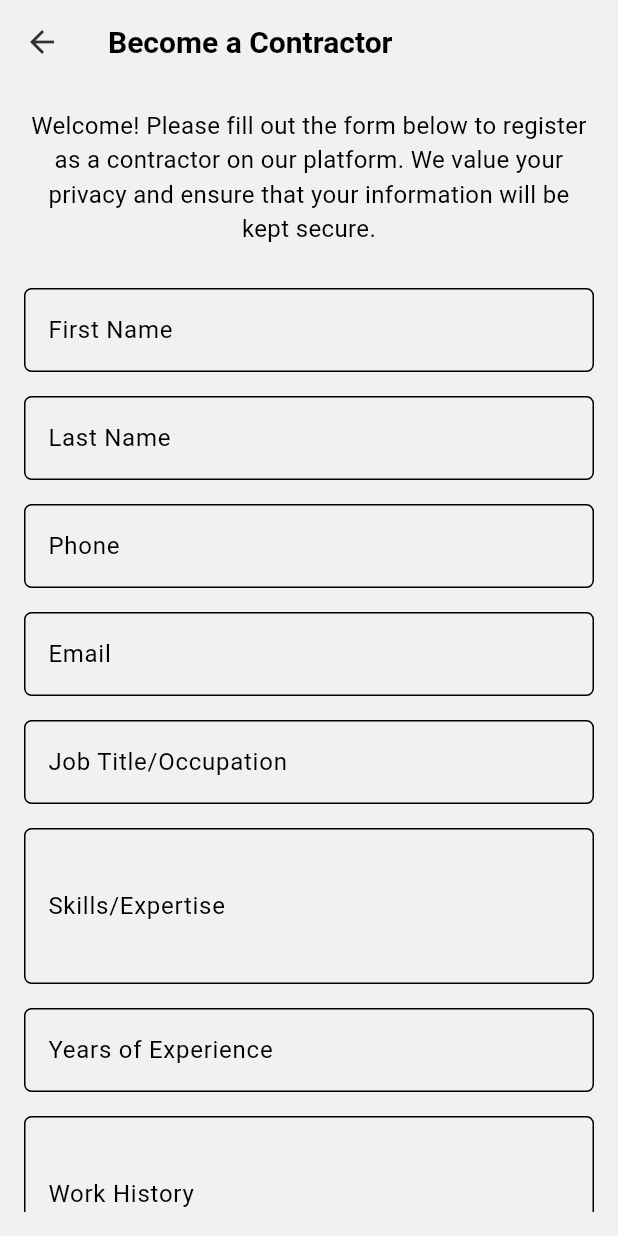
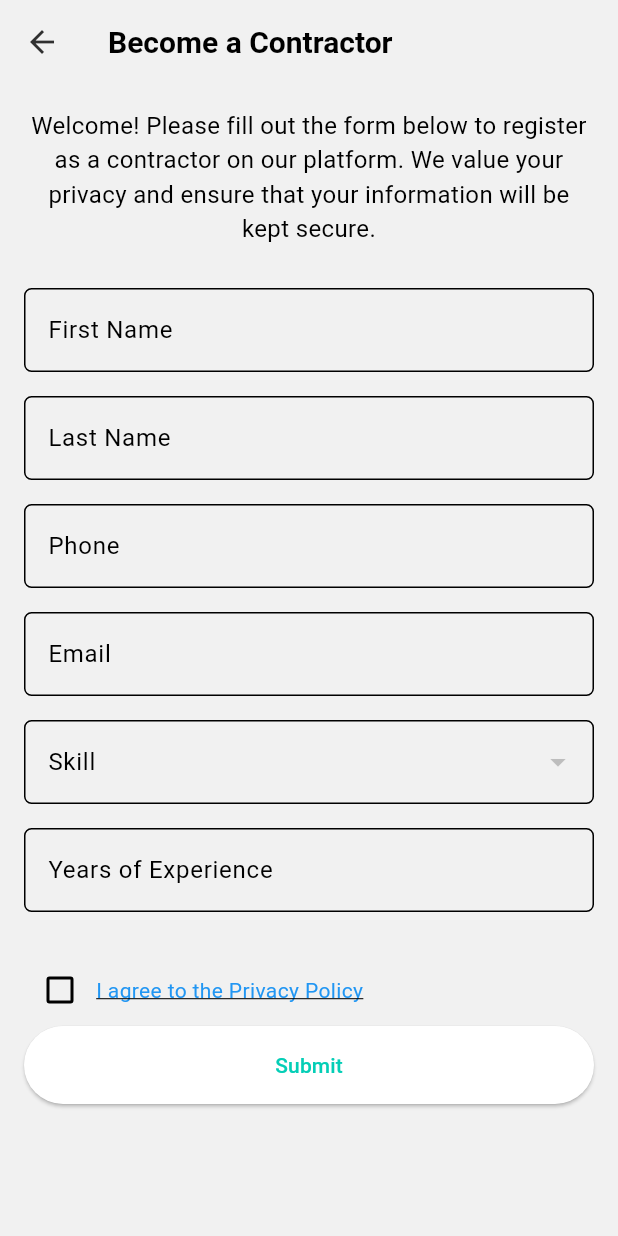
Before and after one commit to kzjstudio/bimlinkz_mobile_app, a Flutter app: the screen it shows once a user with an empty profile is signed in, item 4 of the bottom bar chosen, after a tap on "Become a Contractor", on a phone screen of 412 x 824 dp. Run offline on Flutter 3.47's test engine with Material 3 defaults, Android fonts, the phone set to English and light mode, and no system bars; our stand-ins replace cloud_firestore, firebase_auth, firebase_core, get, google_fonts, loading_indicator and 2 more; accounts and stored records are empty.

Commit message:
finishing up the contractor form

```diff
--- a/lib/screens/mobile/contractor_form_screen.dart
+++ b/lib/screens/mobile/contractor_form_screen.dart
@@ -1,3 +1,4 @@
+import 'package:bimlinkz_mobile_app/Controllers/auth_controller.dart';
 import 'package:cloud_firestore/cloud_firestore.dart';
 import 'package:flutter/material.dart';
 
@@ -7,9 +8,36 @@ class ContractorForm extends StatefulWidget {
 }
 
 class _ContractorFormState extends State<ContractorForm> {
+  FirebaseFirestore db = FirebaseFirestore.instance;
   final _formKey = GlobalKey<FormState>();
   final Map<String, dynamic> _formData = {};
   bool _isPrivacyPolicyChecked = false;
+  List<String> jobCategories = [];
+  String selectedSkill = "";
+
+  TextEditingController firstName = TextEditingController();
+  TextEditingController lastName = TextEditingController();
+  TextEditingController telNumber = TextEditingController();
+  TextEditingController email = TextEditingController();
+  TextEditingController yearsExperience = TextEditingController();
+
+  Future<void> getJobCategories() async {
+    try {
+      QuerySnapshot snapshot = await db.collection('categories').get();
+      setState(() {
+        jobCategories =
+            snapshot.docs.map((doc) => doc['id'].toString()).toList();
+      });
+    } catch (e) {
+      print('Error fetching job titles: $e');
+    }
+  }
+
+  @override
+  void initState() {
+    getJobCategories();
+    super.initState();
+  }
 
   @override
   Widget build(BuildContext context) {
@@ -32,20 +60,17 @@ class _ContractorFormState extends State<ContractorForm> {
                   textAlign: TextAlign.center,
                 ),
                 const SizedBox(height: 20),
-                _buildTextField('First Name', 'first Name'),
-                _buildTextField('Last Name', 'Last Name'),
-                _buildTextField('Phone', 'phone',
+                _buildTextField('First Name', 'first Name', firstName),
+                _buildTextField('Last Name', 'Last Name', lastName),
+                _buildTextField('Phone', 'phone', telNumber,
                     keyboardType: TextInputType.phone),
-                _buildTextField('Email', 'email',
+                _buildTextField('Email', 'email', email,
                     keyboardType: TextInputType.emailAddress),
-                _buildTextField('Job Title/Occupation', 'jobTitle'),
-                _buildTextField('Skills/Expertise', 'skills', maxLines: 3),
-                _buildTextField('Years of Experience', 'experience',
+                _buildDropdown('Skill', selectedSkill, jobCategories),
+                _buildTextField(
+                    'Years of Experience', 'experience', yearsExperience,
                     keyboardType: TextInputType.number),
-                _buildTextField('Work History', 'workHistory', maxLines: 3),
-                _buildTextField('Ratings and Reviews', 'ratings', maxLines: 3),
                 const SizedBox(height: 20),
-                SizedBox(height: 20),
                 Row(
                   children: [
                     Checkbox(
@@ -62,8 +87,8 @@ class _ContractorFormState extends State<ContractorForm> {
                           showDialog(
                             context: context,
                             builder: (context) => AlertDialog(
-                              title: Text('Privacy Policy'),
-                              content: SingleChildScrollView(
+                              title: const Text('Privacy Policy'),
+                              content: const SingleChildScrollView(
                                 child: Text(
                                   'Your privacy policy content goes here. '
                                   'Make sure to include all necessary information regarding user data and privacy.',
@@ -72,13 +97,13 @@ class _ContractorFormState extends State<ContractorForm> {
                               actions: [
                                 TextButton(
                                   onPressed: () => Navigator.of(context).pop(),
-                                  child: Text('Close'),
+                                  child: const Text('Close'),
                                 ),
                               ],
                             ),
                           );
                         },
-                        child: Text(
+                        child: const Text(
                           'I agree to the Privacy Policy',
                           style: TextStyle(
                             decoration: TextDecoration.underline,
@@ -105,11 +130,13 @@ class _ContractorFormState extends State<ContractorForm> {
     );
   }
 
-  Widget _buildTextField(String label, String key,
+  Widget _buildTextField(
+      String label, String key, TextEditingController controller,
       {TextInputType keyboardType = TextInputType.text, int maxLines = 1}) {
     return Padding(
       padding: const EdgeInsets.symmetric(vertical: 8.0),
       child: TextFormField(
+        controller: controller,
         decoration: InputDecoration(
           labelText: label,
           border: OutlineInputBorder(
@@ -164,11 +191,17 @@ class _ContractorFormState extends State<ContractorForm> {
     if (_formKey.currentState?.validate() ?? false) {
       _formKey.currentState?.save();
       try {
-        await FirebaseFirestore.instance
-            .collection('contractors')
-            .add(_formData);
-        ScaffoldMessenger.of(context).showSnackBar(
-            SnackBar(content: Text('Profile updated successfully!')));
+        await db
+            .collection('users')
+            .doc(AuthController().auth.currentUser!.uid)
+            .update({
+          'First name': firstName.text,
+          'last name': lastName.text,
+          'phone number': telNumber.text,
+          'skill': selectedSkill,
+          'experiance': yearsExperience.text
+        }).then((_) => ScaffoldMessenger.of(context).showSnackBar(
+                SnackBar(content: Text('Profile updated successfully!'))));
       } catch (e) {
         ScaffoldMessenger.of(context).showSnackBar(
             SnackBar(content: Text('Error updating profile: $e')));
```
